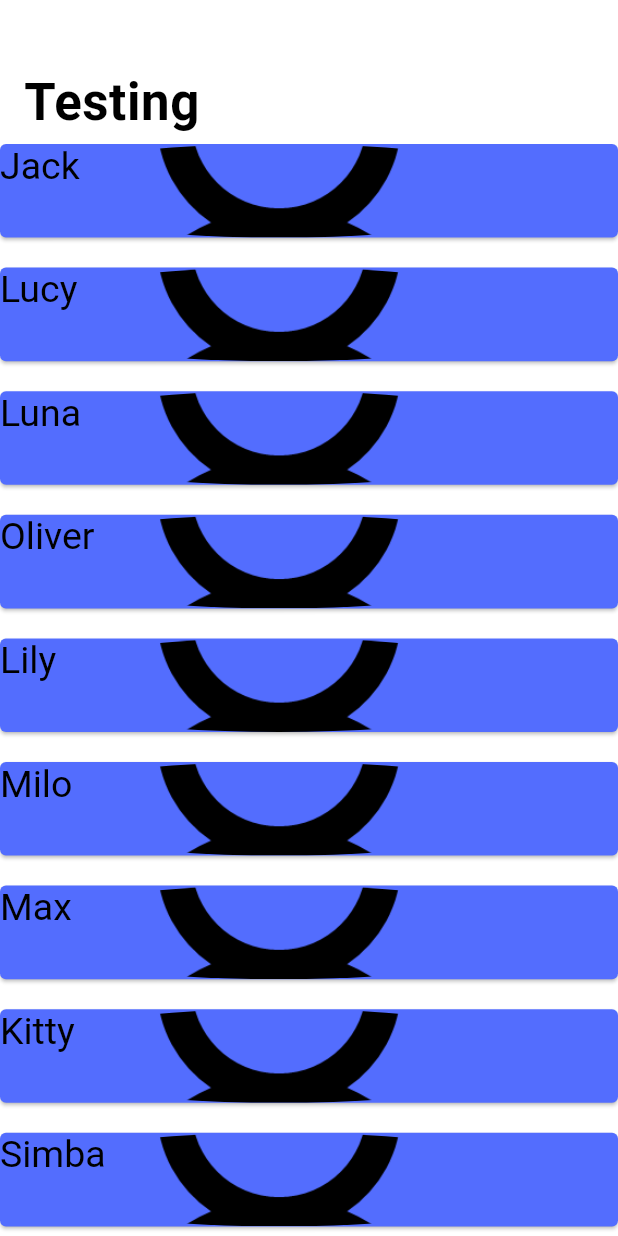
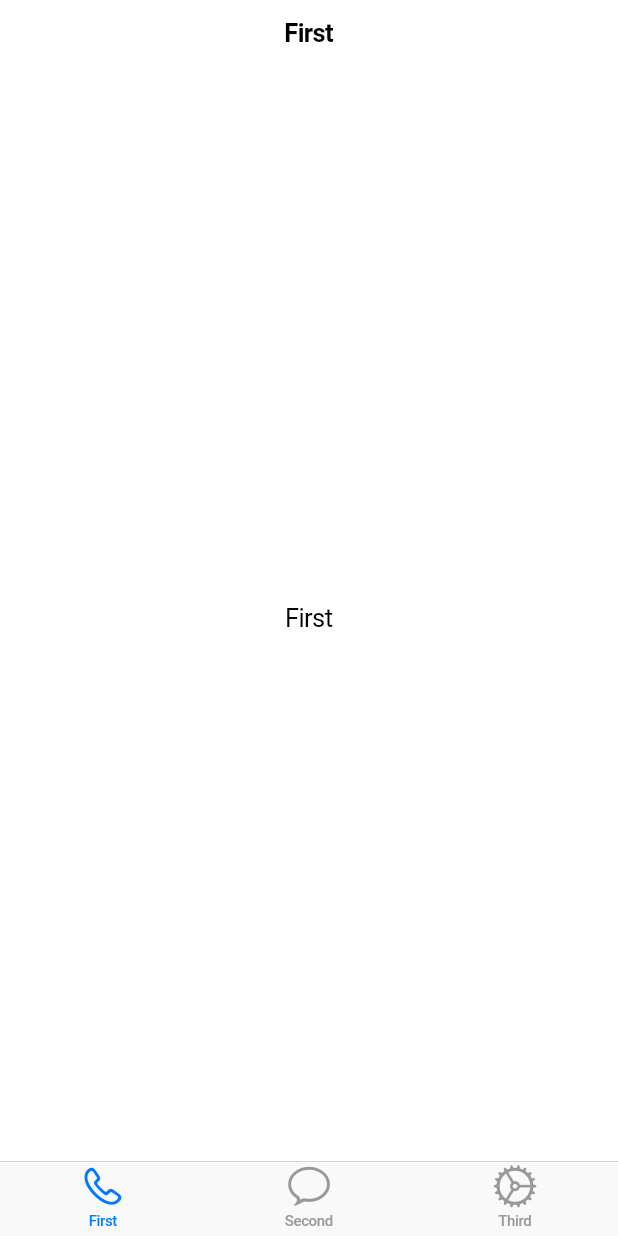
Before and after one commit to GeonwooVincentKim/NewChatApp001, a Flutter app: the screen it shows after launch, on a phone screen of 412 x 824 dp. Run offline on Flutter 3.47's test engine with Material 2 defaults, Android fonts, the phone set to English and light mode, and no system bars; accounts and stored records are empty.

Commit message:
[Update] - No problem to move to other screens

```diff
--- a/lib/screens/body.dart
+++ b/lib/screens/body.dart
@@ -55,6 +55,49 @@ class _CupertinoChatState extends State<Body> {
   @override
   Widget build(BuildContext context) {
     print('Click');
+    // return CupertinoPageScaffold(
+    //   child: CustomScrollView(
+    //     slivers: [
+    //       const CupertinoSliverNavigationBar(
+    //         largeTitle: Text('Testing')
+    //       ),
+    //       SliverGrid(
+    //         gridDelegate: const SliverGridDelegateWithFixedCrossAxisCount(
+    //           crossAxisCount: 1,
+    //           childAspectRatio: 5
+    //         ),
+    //         delegate: SliverChildBuilderDelegate((context, index) => UserCard(findUser: userList[index])),
+    //       )
+    //     ],
+    //   )
+    // );
+    return CupertinoTabScaffold(
+      tabBar: CupertinoTabBar(
+        currentIndex: 0,
+        items: const [
+          BottomNavigationBarItem(
+            icon: Icon(CupertinoIcons.phone),
+            label: 'First'
+          ),
+          BottomNavigationBarItem(
+            icon: Icon(CupertinoIcons.chat_bubble),
+            label: 'Second'
+          ),
+          BottomNavigationBarItem(
+            icon: Icon(CupertinoIcons.settings),
+            label: 'Third'
+          )
+        ]
+      ),
+      tabBuilder: ((context, index) {
+        switch (index) {
+          case 0:
+            return const CupertinoPageScaffold(
+              navigationBar: CupertinoNavigationBar(middle: Text("First")),
+              child: Center(child: Text('First'))
+            );
+
+          case 1:
             return CupertinoPageScaffold(
               child: CustomScrollView(
                 slivers: [
@@ -72,4 +115,12 @@ class _CupertinoChatState extends State<Body> {
               )
             );
         }
+
+        return const CupertinoPageScaffold(
+          navigationBar: CupertinoNavigationBar(middle: Text("First")),
+          child: Center(child: Text("First"))
+        );
+      }),
+    );
   }
+}
```
Lines whose indentation alone changed are shown as unchanged.
